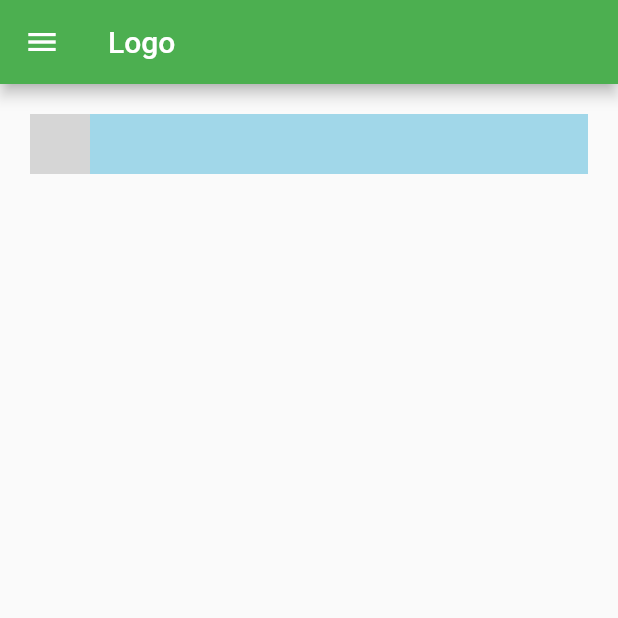
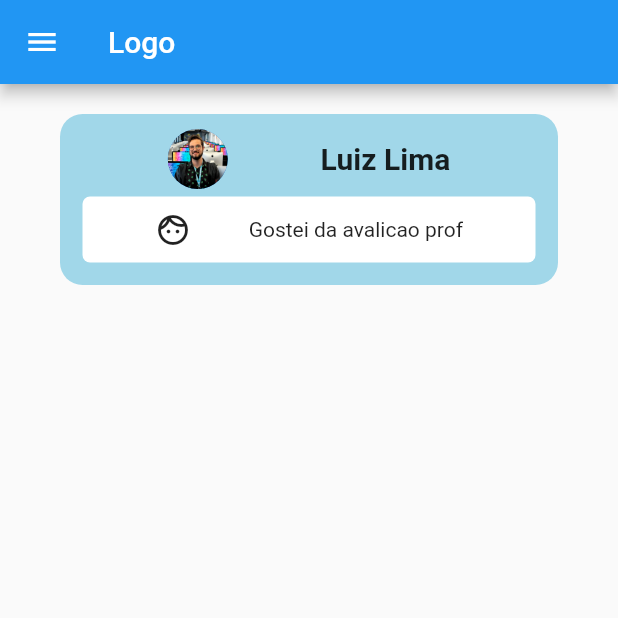
Before and after one commit to luizlcezario/MicrosoftHackathon, a Flutter app: the screen it shows after launch, on a phone screen of 412 x 824 dp, the top half of it. Run offline on Flutter 3.47's test engine with Material 2 defaults, Android fonts, the phone set to English and light mode, and no system bars; grey boxes are pictures that could not be loaded.

Commit message:
feedback-page

```diff
--- a/frontend/lib/main.dart
+++ b/frontend/lib/main.dart
@@ -13,18 +13,9 @@ class MyApp extends StatelessWidget {
   @override
   Widget build(BuildContext context) {
     return MaterialApp(
-      title: 'Loreny',
+      title: 'Learn2peer',
       theme: ThemeData(
-        // This is the theme of your application.
-        //
-        // Try running your application with "flutter run". You'll see the
-        // application has a blue toolbar. Then, without quitting the app, try
-        // changing the primarySwatch below to Colors.green and then invoke
-        // "hot reload" (press "r" in the console where you ran "flutter run",
-        // or simply save your changes to "hot reload" in a Flutter IDE).
-        // Notice that the counter didn't reset back to zero; the application
-        // is not restarted.
-        primarySwatch: Colors.green,
+        primarySwatch: Colors.blue,
       ),
       home: const MyHomePage(),
     );
@@ -47,7 +38,7 @@ class _MyHomePageState extends State<MyHomePage> {
           children: <Widget>[
             DrawerHeader(
               decoration: BoxDecoration(
-                color: Colors.green,
+                color: Color.fromRGBO(161, 215, 233, 1),
               ),
               child: Text(
                 'LOGO',
@@ -85,16 +76,43 @@ class _MyHomePageState extends State<MyHomePage> {
         child: Column(
           children: <Widget>[
             Container(
-              margin: EdgeInsets.only(right: 20, left: 20, top: 20),
-              color: Color.fromRGBO(161, 215, 233, 1),
+              margin: EdgeInsets.only(right: 40, left: 40, top: 20),
+              padding: EdgeInsets.all(10),
+              decoration: BoxDecoration(
+                borderRadius: BorderRadius.circular(15),
+                color: Color.fromRGBO(161, 215, 233, 1),
+              ),
               child: Column(children: [
                 Row(
+                  mainAxisAlignment: MainAxisAlignment.spaceEvenly,
                   children: [
                     CircleAvatar(
-                      backgroundImage: AssetImage('assets/llima-ce.png'),
-                    )
+                      backgroundImage: AssetImage('assets/llima-ce.jpeg'),
+                    ),
+                    Text(
+                      'Luiz Lima',
+                      style: TextStyle(
+                        fontSize: 20,
+                        fontWeight: FontWeight.bold,
+                      ),
+                    ),
                   ],
-                )
+                ),
+                Container(
+                  decoration: BoxDecoration(
+                    borderRadius: BorderRadius.circular(5),
+                    color: Colors.white,
+                  ),
+                  margin: EdgeInsets.all(5),
+                  padding: EdgeInsets.all(10),
+                  child: Row(
+                    mainAxisAlignment: MainAxisAlignment.spaceEvenly,
+                    children: [
+                      Icon(Icons.face_outlined),
+                      Text('Gostei da avalicao prof'),
+                    ],
+                  ),
+                ),
               ]),
             ),
           ],
--- a/frontend/lib/pages/class.dart
+++ b/frontend/lib/pages/class.dart
@@ -18,7 +18,7 @@ class _ClassPageState extends State<ClassPage> {
           children: <Widget>[
             DrawerHeader(
               decoration: BoxDecoration(
-                color: Colors.green,
+                color: Color.fromRGBO(161, 215, 233, 1),
               ),
               child: Text(
                 'LOGO',
--- a/frontend/lib/pages/exercises.dart
+++ b/frontend/lib/pages/exercises.dart
@@ -18,7 +18,7 @@ class _ExercisesPageState extends State<ExercisesPage> {
           children: <Widget>[
             DrawerHeader(
               decoration: BoxDecoration(
-                color: Colors.green,
+                color: Color.fromRGBO(161, 215, 233, 1),
               ),
               child: Text(
                 'LOGO',
```
Also changed, not shown: frontend/pubspec.yaml (+4 -3 lines).
